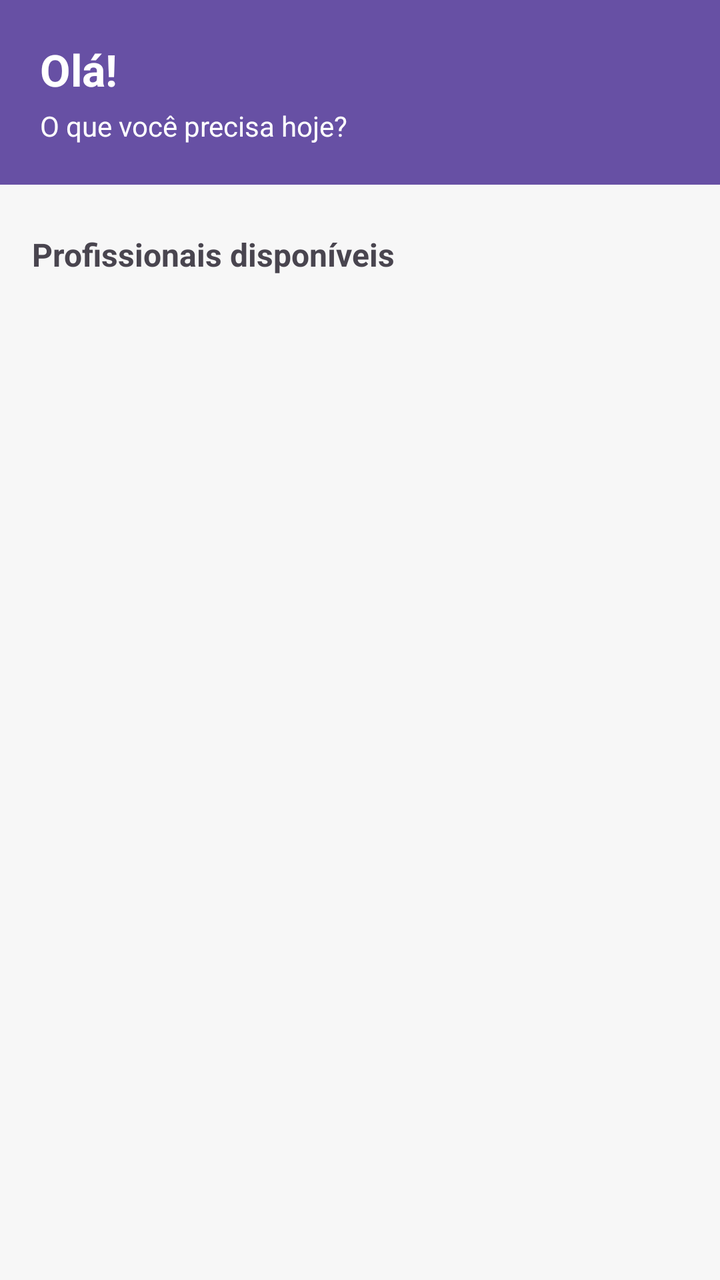
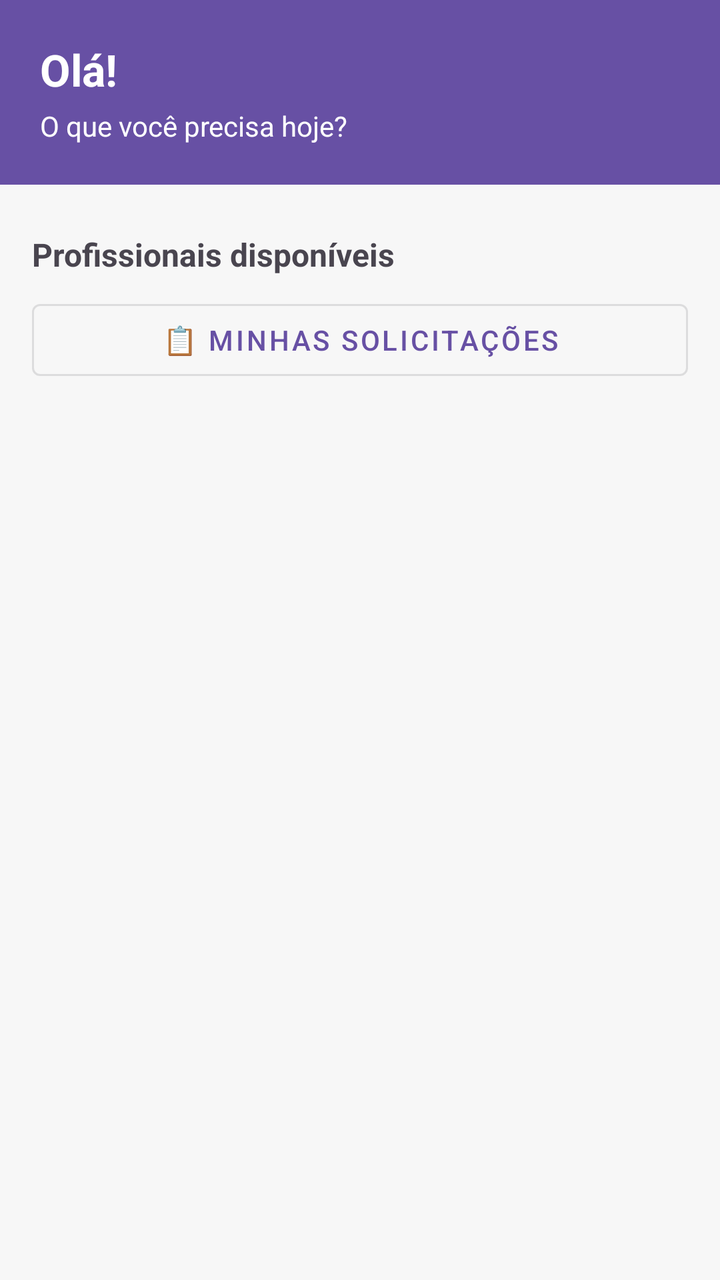

Before-and-after screenshots of an Android layout around one commit, followed by the original layout XML and the change that was made.
<!-- AndroidManifest.xml: application theme Theme.MeuFreela -->
<!-- res/layout/activity_main_cliente.xml -->
<?xml version="1.0" encoding="utf-8"?>
<LinearLayout xmlns:android="http://schemas.android.com/apk/res/android"
    android:layout_width="match_parent"
    android:layout_height="match_parent"
    android:orientation="vertical"
    android:background="#F7F7F7">

    
    <LinearLayout
        android:layout_width="match_parent"
        android:layout_height="wrap_content"
        android:orientation="vertical"
        android:background="?attr/colorPrimary"
        android:padding="20dp">

        <TextView
            android:id="@+id/textSaudacao"
            android:layout_width="wrap_content"
            android:layout_height="wrap_content"
            android:text="Olá!"
            android:textColor="#FFFFFF"
            android:textSize="22sp"
            android:textStyle="bold" />

        <TextView
            android:layout_width="wrap_content"
            android:layout_height="wrap_content"
            android:text="O que você precisa hoje?"
            android:textColor="#FFFFFF"
            android:textSize="14sp"
            android:layout_marginTop="4dp" />
    </LinearLayout>

    
    <HorizontalScrollView
        android:layout_width="match_parent"
        android:layout_height="wrap_content"
        android:scrollbars="none"
        android:paddingVertical="12dp">

        <LinearLayout
            android:id="@+id/containerCategorias"
            android:layout_width="wrap_content"
            android:layout_height="wrap_content"
            android:orientation="horizontal"
            android:paddingHorizontal="12dp" />
    </HorizontalScrollView>

    
    <TextView
        android:id="@+id/textTituloLista"
        android:layout_width="wrap_content"
        android:layout_height="wrap_content"
        android:text="Profissionais disponíveis"
        android:textSize="16sp"
        android:textStyle="bold"
        android:paddingHorizontal="16dp"
        android:layout_marginBottom="8dp" />

    <androidx.recyclerview.widget.RecyclerView
        android:id="@+id/recyclerFreelancers"
        android:layout_width="match_parent"
        android:layout_height="0dp"
        android:layout_weight="1"
        android:clipToPadding="false"
        android:paddingHorizontal="8dp"
        android:paddingBottom="16dp" />

    <ProgressBar
        android:id="@+id/progressBar"
        android:layout_width="wrap_content"
        android:layout_height="wrap_content"
        android:layout_gravity="center_horizontal"
        android:visibility="gone" />
</LinearLayout>
<!-- resources referenced by this layout -->
<resources>
  <style name="Theme.MeuFreela" parent="Base.Theme.MeuFreela" />
  <style name="Base.Theme.MeuFreela" parent="Theme.Material3.DayNight.NoActionBar">
          
          
      </style>
</resources>

<!-- the commit's change to res/layout/activity_main_cliente.xml (unified diff, before → after) -->
@@ -7,6 +7,7 @@
 
     
     <LinearLayout
+
         android:layout_width="match_parent"
         android:layout_height="wrap_content"
         android:orientation="vertical"
@@ -57,6 +58,15 @@
         android:paddingHorizontal="16dp"
         android:layout_marginBottom="8dp" />
 
+    <com.google.android.material.button.MaterialButton
+        android:id="@+id/botaoMinhasSolicitacoes"
+        style="@style/Widget.MaterialComponents.Button.OutlinedButton"
+        android:layout_width="match_parent"
+        android:layout_height="wrap_content"
+        android:layout_marginHorizontal="16dp"
+        android:layout_marginBottom="8dp"
+        android:text="📋 Minhas Solicitações" />
+
     <androidx.recyclerview.widget.RecyclerView
         android:id="@+id/recyclerFreelancers"
         android:layout_width="match_parent"
